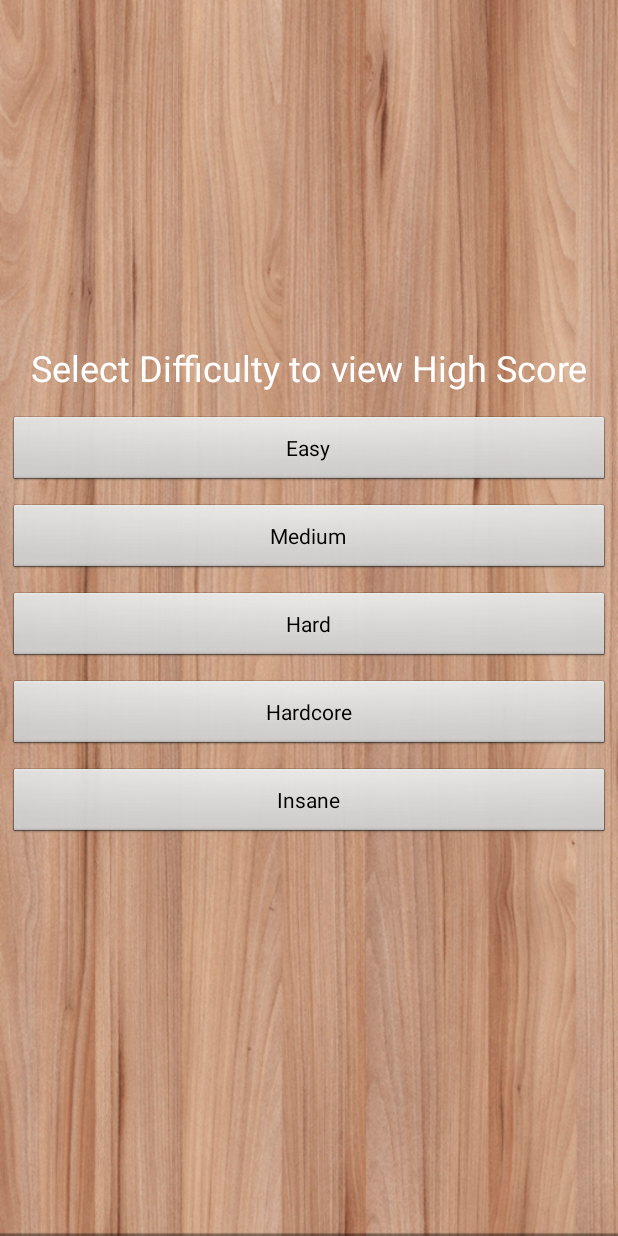
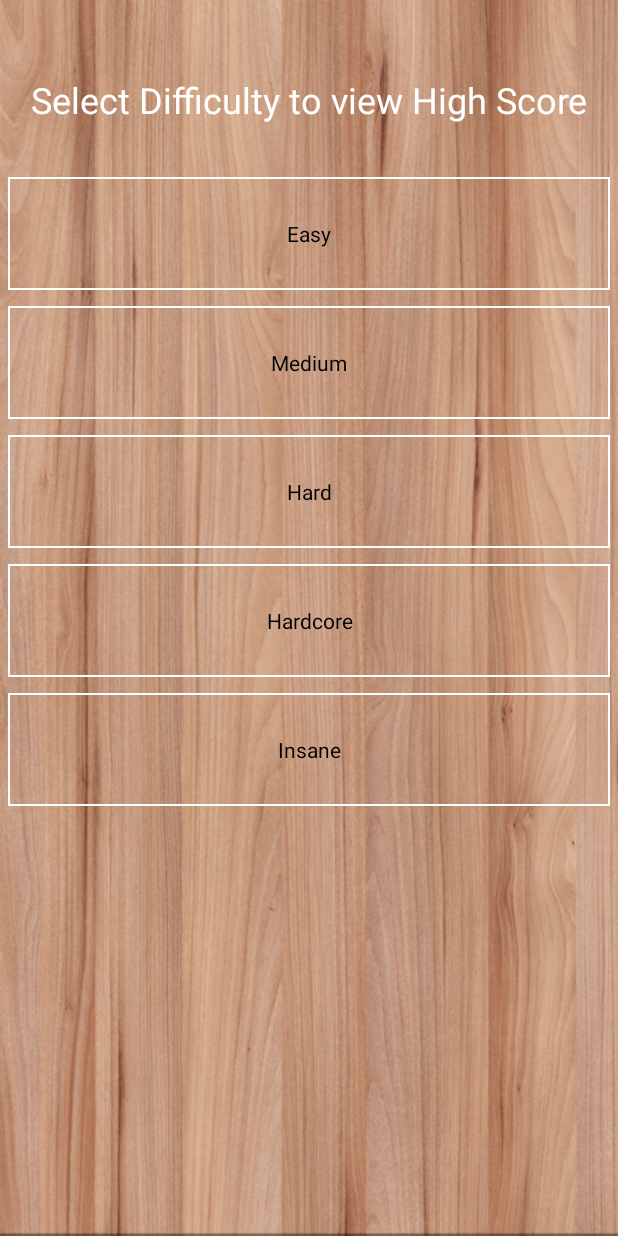
Before and after one commit to albertawe/minesweeperhgay, an Android app: the score_difficulty screen opened directly, with no data from a screen before it, on a phone screen of 412 x 824 dp. Run offline under Robolectric (Android 15) with nearby library versions, the phone set to English and light mode, and no system bars.

Commit message:
design highscore page's design

```diff
--- a/app/src/main/AndroidManifest.xml
+++ b/app/src/main/AndroidManifest.xml
@@ -44,6 +44,7 @@
 
         </activity>
         <activity
+            android:screenOrientation="portrait"
             android:name=".Score"
             android:label="@string/app_name"
             android:theme="@android:style/Theme.NoTitleBar.Fullscreen">
@@ -58,6 +59,7 @@
 
         </activity>
         <activity
+            android:screenOrientation="portrait"
             android:name=".score_difficulty"
             android:label="@string/app_name"
             android:theme="@android:style/Theme.NoTitleBar.Fullscreen">
--- a/app/src/main/res/layout/activity_highscore.xml
+++ b/app/src/main/res/layout/activity_highscore.xml
@@ -1,20 +1,21 @@
 <?xml version="1.0" encoding="utf-8"?>
-<LinearLayout xmlns:android="http://schemas.android.com/apk/res/android"
+
+<LinearLayout
+    xmlns:android="http://schemas.android.com/apk/res/android"
+              android:layout_width="match_parent"
               android:orientation="vertical"
-              android:layout_width="match_parent"
-              android:layout_height="match_parent"
-              android:gravity="center"
-              android:background="@drawable/background">
+              android:background="@drawable/background"
+                 android:layout_height="wrap_content">
 
     <TextView
         android:id="@+id/textView3"
-        android:layout_marginTop="-30dp"
+        android:layout_marginTop="50sp"
         android:gravity="center"
         android:layout_width="match_parent"
         android:layout_height="wrap_content"
         android:text="Select Difficulty to view High Score"
-        android:textSize="24dp"
-        android:paddingBottom="10dp"
+        android:textSize="24sp"
+        android:paddingBottom="30sp"
         android:textColor="@android:color/white"/>
 
     <Button
@@ -22,38 +23,43 @@
         android:id="@+id/button1"
         android:gravity="center"
         android:layout_width="match_parent"
-        android:layout_height="wrap_content"
-        android:text="Easy"/>
+        android:layout_height="75dp"
+        android:text="Easy"
+        android:background="@drawable/border" />
 
     <Button
         android:layout_margin="5dp"
         android:id="@+id/button2"
         android:gravity="center"
+        android:background="@drawable/border"
         android:layout_width="match_parent"
-        android:layout_height="wrap_content"
+        android:layout_height="75dp"
         android:text="Medium"/>
 
     <Button
         android:id="@+id/button3"
         android:layout_margin="5dp"
         android:gravity="center"
+        android:background="@drawable/border"
         android:layout_width="match_parent"
-        android:layout_height="wrap_content"
+        android:layout_height="75dp"
         android:text="Hard"/>
 
     <Button
         android:id="@+id/button4"
         android:layout_margin="5dp"
         android:gravity="center"
+        android:background="@drawable/border"
         android:layout_width="match_parent"
-        android:layout_height="wrap_content"
+        android:layout_height="75dp"
         android:text="Hardcore"/>
 
     <Button
         android:id="@+id/button5"
         android:layout_margin="5dp"
         android:gravity="center"
+        android:background="@drawable/border"
         android:layout_width="match_parent"
-        android:layout_height="wrap_content"
+        android:layout_height="75dp"
         android:text="Insane"/>
 </LinearLayout>
--- a/app/src/main/res/layout/activity_score.xml
+++ b/app/src/main/res/layout/activity_score.xml
@@ -14,7 +14,7 @@
         android:layout_height="wrap_content"
         android:layout_weight="1"
         android:text="High Scores: Easy"
-        android:textSize="28dp"
+        android:textSize="28sp"
         android:textColor="@android:color/white"
         app:layout_constraintTop_toTopOf="parent"
         android:layout_marginTop="8dp"
```
Also changed, not shown: 43 other files.
